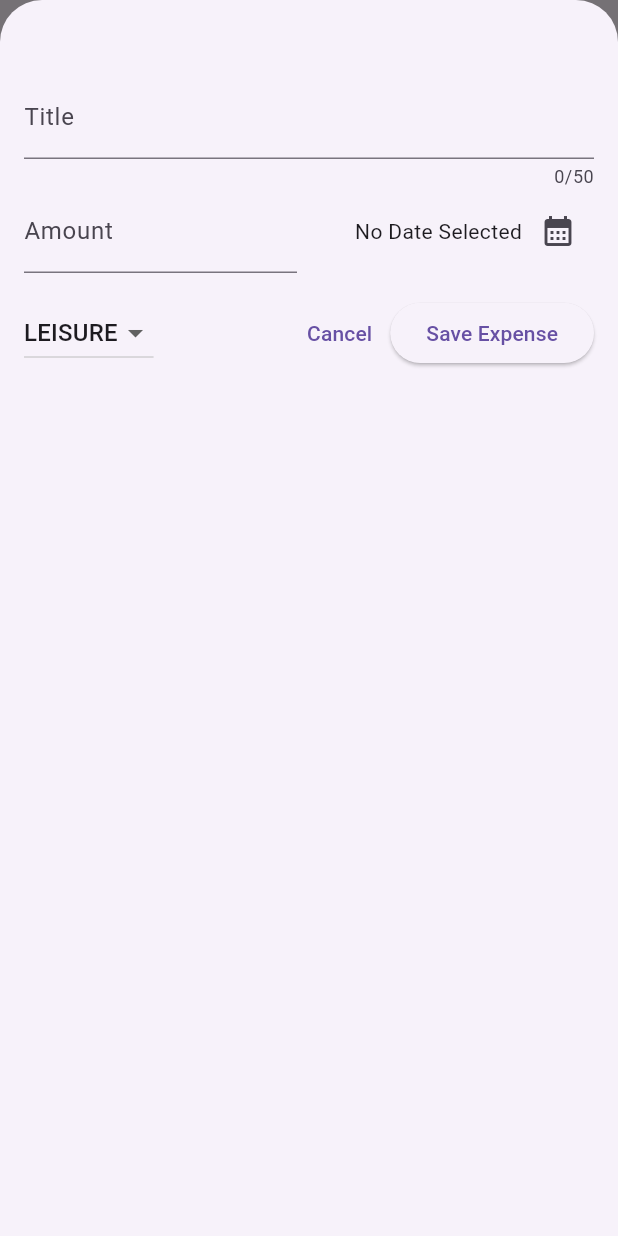
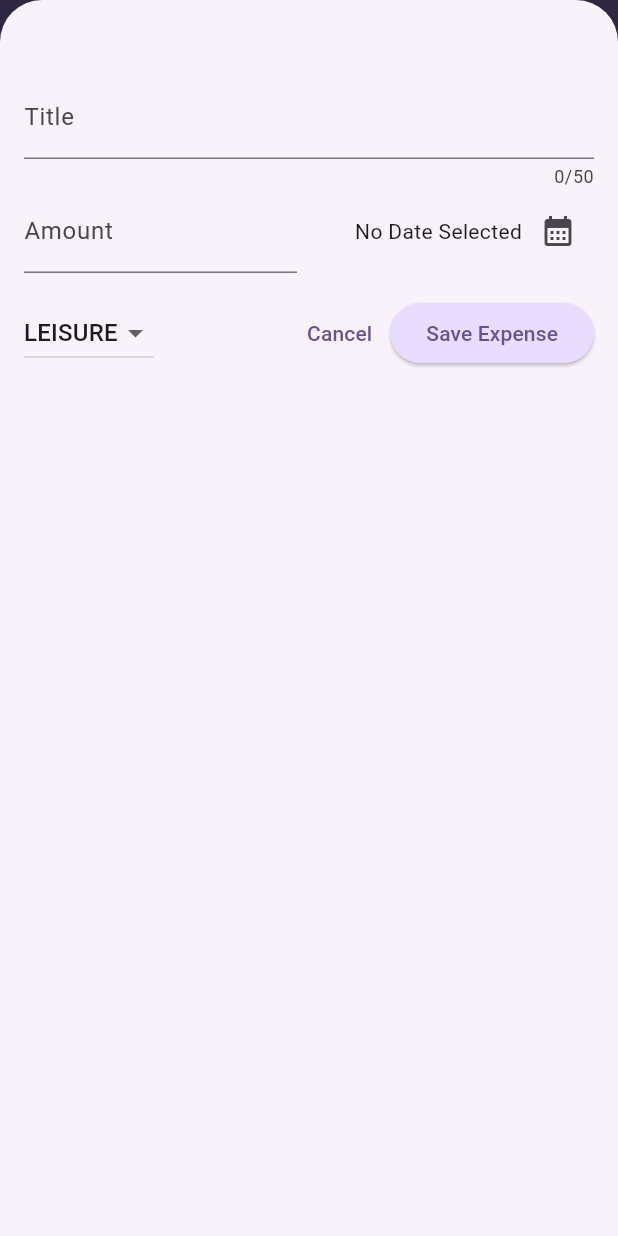
Before and after one commit to niloymamun/expenses-tracker, a Flutter app: the screen it shows after launch, after a tap on the "add" icon, on a phone screen of 412 x 824 dp. Run offline on Flutter 3.47's test engine with Material 3 defaults, Android fonts, the phone set to English and light mode, and no system bars.

Commit message:
add light theme

```diff
--- a/lib/main.dart
+++ b/lib/main.dart
@@ -1,6 +1,37 @@
 import 'package:expenses_tracker/widgets/expenses.dart';
 import 'package:flutter/material.dart';
 
+var kColorScheme = ColorScheme.fromSeed(
+  seedColor: Color.fromARGB(255, 96, 59, 181),
+);
+
 void main() {
-  runApp(MaterialApp(home: Expenses()));
+  runApp(
+    MaterialApp(
+      theme: ThemeData().copyWith(
+        colorScheme: kColorScheme,
+        appBarTheme: AppBarTheme().copyWith(
+          backgroundColor: kColorScheme.primary,
+          foregroundColor: kColorScheme.onSecondary,
+        ),
+        cardTheme: CardThemeData().copyWith(
+          color: kColorScheme.secondaryContainer,
+          margin: EdgeInsets.symmetric(horizontal: 16, vertical: 8),
+        ),
+        elevatedButtonTheme: ElevatedButtonThemeData(
+          style: ElevatedButton.styleFrom(
+            backgroundColor: kColorScheme.primaryContainer,
+          ),
+        ),
+        textTheme: ThemeData().textTheme.copyWith(
+          titleLarge: TextStyle(
+            fontWeight: FontWeight.bold,
+            color: kColorScheme.primary,
+            fontSize: 25,
+          ),
+        ),
+      ),
+      home: Expenses(),
+    ),
+  );
 }
--- a/lib/models/expense.dart
+++ b/lib/models/expense.dart
@@ -12,6 +12,7 @@ const categoryIcons = {
   Category.food: Icons.lunch_dining,
   Category.travel: Icons.flight_takeoff,
   Category.leisure: Icons.movie,
+  Category.work: Icons.work,
 };
 
 class Expense {
--- a/lib/widgets/expenses_list/expense_item.dart
+++ b/lib/widgets/expenses_list/expense_item.dart
@@ -13,7 +13,7 @@ class ExpenseItem extends StatelessWidget {
         child: Column(
           crossAxisAlignment: CrossAxisAlignment.start,
           children: [
-            Text(expense.title),
+            Text(expense.title, style: Theme.of(context).textTheme.titleLarge),
             SizedBox(height: 4),
             Row(
               children: [
--- a/lib/widgets/expenses_list/expenses_list.dart
+++ b/lib/widgets/expenses_list/expenses_list.dart
@@ -18,6 +18,13 @@ class ExpensesList extends StatelessWidget {
       itemCount: expenses.length,
       itemBuilder: (ctx, index) => Dismissible(
         key: ValueKey(expenses[index]),
+        background: Container(
+          color: Theme.of(context).colorScheme.error,
+          margin: EdgeInsets.symmetric(
+            horizontal: Theme.of(context).cardTheme.margin!.horizontal,
+          ),
+        ),
+
         onDismissed: (direction) {
           onRemoveExpense(expenses[index]);
         },
```
